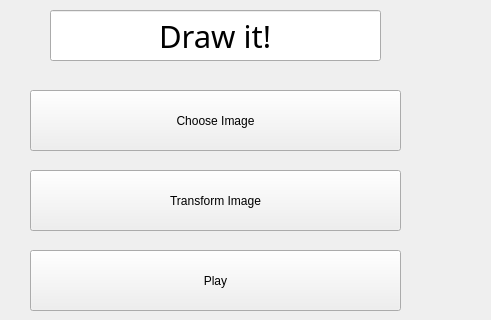
The window that mainwindow.ui (offset/draw-it) describes before a commit, drawn with Qt 5; both pictures show x 0 to 491 and y 0 to 320 of the 793 by 419 pixel window.
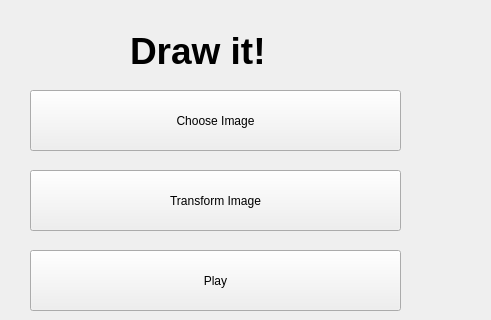
The same window after the commit.

The edit to the form file:
```diff
--- a/mainwindow.ui
+++ b/mainwindow.ui
@@ -40,37 +40,6 @@
      <string>Play</string>
     </property>
    </widget>
-   <widget class="QLineEdit" name="lineEdit">
-    <property name="geometry">
-     <rect>
-      <x>50</x>
-      <y>10</y>
-      <width>331</width>
-      <height>51</height>
-     </rect>
-    </property>
-    <property name="font">
-     <font>
-      <family>Sans Serif</family>
-      <pointsize>23</pointsize>
-     </font>
-    </property>
-    <property name="toolTip">
-     <string notr="true"/>
-    </property>
-    <property name="locale">
-     <locale language="English" country="UnitedStates"/>
-    </property>
-    <property name="text">
-     <string>Draw it!</string>
-    </property>
-    <property name="alignment">
-     <set>Qt::AlignCenter</set>
-    </property>
-    <property name="readOnly">
-     <bool>true</bool>
-    </property>
-   </widget>
    <widget class="QLabel" name="label">
     <property name="geometry">
      <rect>
@@ -118,6 +87,26 @@
      <string>Exit</string>
     </property>
    </widget>
+   <widget class="QLabel" name="label_2">
+    <property name="geometry">
+     <rect>
+      <x>130</x>
+      <y>20</y>
+      <width>161</width>
+      <height>61</height>
+     </rect>
+    </property>
+    <property name="font">
+     <font>
+      <pointsize>28</pointsize>
+      <weight>75</weight>
+      <bold>true</bold>
+     </font>
+    </property>
+    <property name="text">
+     <string>Draw it!</string>
+    </property>
+   </widget>
   </widget>
   <widget class="QStatusBar" name="statusbar"/>
  </widget>
```
Left out of the diff: 2 changed lines with no effect on the pictures.
